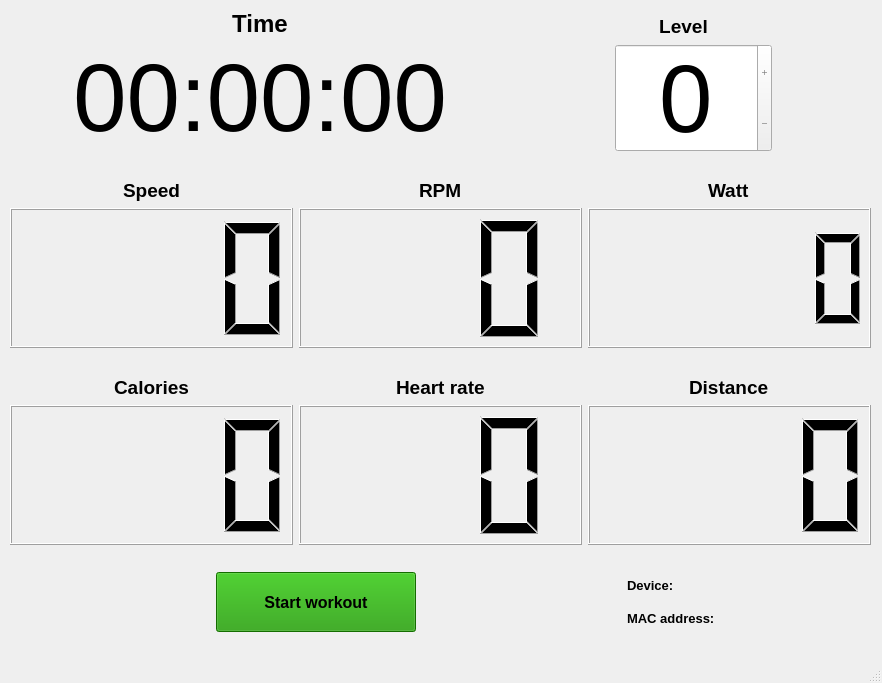
Above: resources/workoutwindow.ui from CGodiksen/exercise-bike-logger before the change. Below: the same form after it.
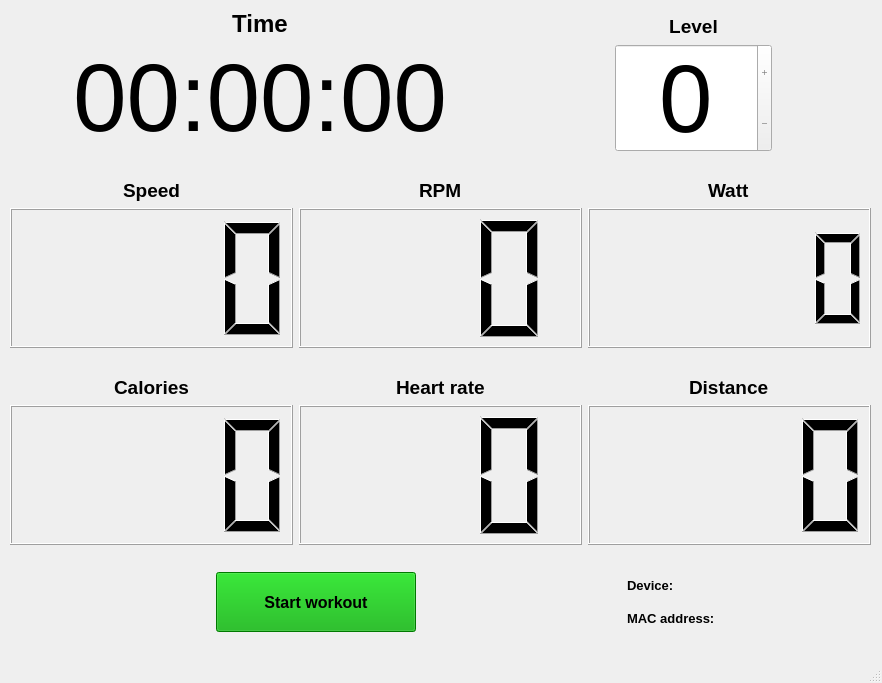
That is the form after the change.

Commit message: Added a settings dialog window that allows the user to manually input the connection information. Also added a settings class that makes it easy to load and save settings throughout the application. This class is now used in the BluetoothSession class to get the information. Also removed the connect button from the workoutwindow ui and added a settings button to the mainwindow ui.

Diff of the .ui file:
```diff
--- a/resources/workoutwindow.ui
+++ b/resources/workoutwindow.ui
@@ -121,19 +121,6 @@
          </property>
         </widget>
        </item>
-       <item>
-        <spacer name="verticalSpacer_3">
-         <property name="orientation">
-          <enum>Qt::Vertical</enum>
-         </property>
-         <property name="sizeHint" stdset="0">
-          <size>
-           <width>20</width>
-           <height>40</height>
-          </size>
-         </property>
-        </spacer>
-       </item>
       </layout>
      </item>
      <item row="3" column="0">
@@ -330,6 +317,9 @@
        </item>
        <item alignment="Qt::AlignHCenter">
         <widget class="QPushButton" name="startWorkoutButton">
+         <property name="enabled">
+          <bool>true</bool>
+         </property>
          <property name="minimumSize">
           <size>
            <width>200</width>
@@ -344,7 +334,7 @@
           </font>
          </property>
          <property name="styleSheet">
-          <string notr="true">background-color: rgb(28, 153, 0);</string>
+          <string notr="true">background-color: rgb(0, 170, 0);</string>
          </property>
          <property name="text">
           <string>Start workout</string>
```
Left out of the diff: 2 changed lines with no effect on the pictures. The commit also changes 8 other files.
